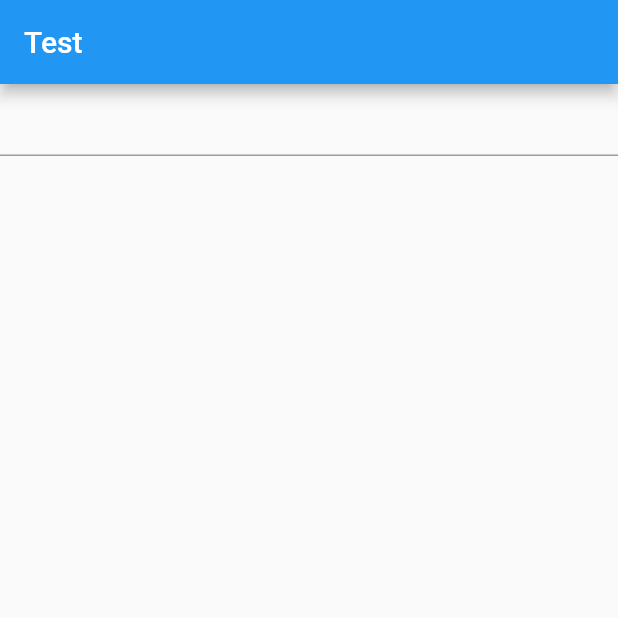
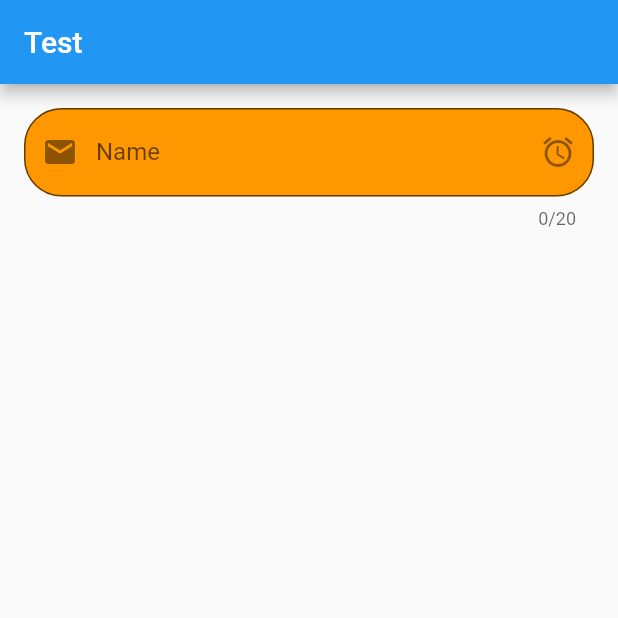
Before and after one commit to RustamovRRR/input_widgets, a Flutter app: the screen it shows after launch, on a phone screen of 412 x 824 dp, the top half of it. Run offline on Flutter 3.47's test engine with Material 2 defaults, Android fonts, the phone set to English and light mode, and no system bars.

Commit message:
understanding textfield widget

```diff
--- a/lib/textFieldIshleri.dart
+++ b/lib/textFieldIshleri.dart
@@ -2,15 +2,46 @@ import 'package:flutter/material.dart';
 
 class TextFieldIshleri extends StatelessWidget {
   final String title;
-  const TextFieldIshleri({Key? key,required this.title}) : super(key: key);
+  const TextFieldIshleri({Key? key, required this.title}) : super(key: key);
 
   @override
   Widget build(BuildContext context) {
     return Scaffold(
-      appBar: AppBar(title: Text(title),),
+      appBar: AppBar(
+        title: Text(title),
+      ),
       body: Column(
         children: [
-          TextField(),
+          Padding(
+            padding: const EdgeInsets.all(16.0),
+            child: TextField(
+              keyboardType: TextInputType.number,
+              textInputAction: TextInputAction.go,
+              maxLines: 1,
+              maxLength: 20,
+              onChanged: (deger) {
+                if (deger.length > 3) {
+                  print(deger);
+                }
+              },
+              onSubmitted: (deger) {
+                print("Submitted: $deger");
+              },
+              decoration: InputDecoration(
+                labelText: "Name",
+                hintText: "Adinizi daxil edin",
+                // icon: Icon(Icons.add)
+                prefixIcon: Icon(Icons.email),
+                suffixIcon: Icon(Icons.alarm),
+                filled: true,
+                fillColor: Colors.orange,
+                border: OutlineInputBorder(
+                  borderRadius: BorderRadius.all(Radius.circular(25)),
+                ),
+              ),
+              cursorColor: Colors.red,
+            ),
+          ),
         ],
       ),
     );
```
